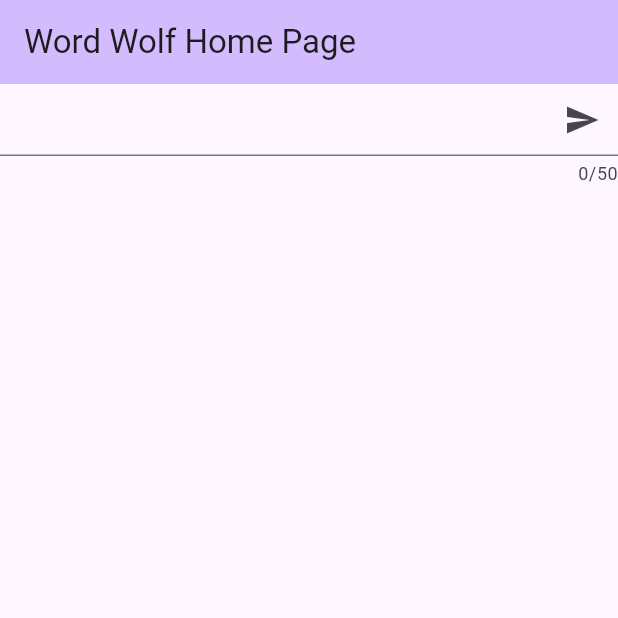
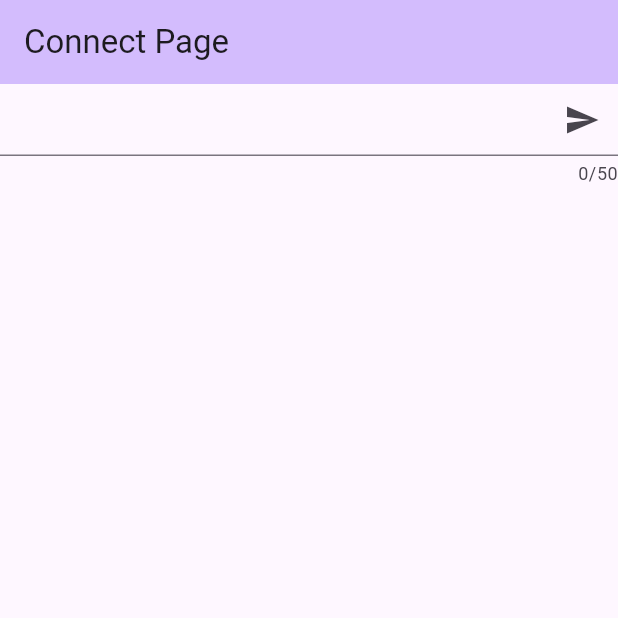
Before and after one commit to takano630/Projec_flutter, a Flutter app: the screen it shows after launch, on a phone screen of 412 x 824 dp, the top half of it. Run offline on Flutter 3.47's test engine with Material 2 defaults, Android fonts, the phone set to English and light mode, and no system bars.

Commit message:
画面遷移機能

```diff
--- /dev/null
+++ b/lib/Connect.dart
@@ -0,0 +1,90 @@
+import 'package:flutter/material.dart';
+import 'package:project_flutter/Game.dart';
+import 'dart:io';
+import 'dart:convert';
+import 'dart:async';
+
+
+Socket? socket;
+
+Future<void> connect(String ip) async {
+    try {
+      socket = await Socket.connect(ip, 1234);
+      print("connect");
+    } catch (e) {
+      throw Exception('connect error!!');
+    }
+}
+
+Socket? returnSocket() {
+  return socket;
+}
+
+Future<void> sendMessage(String message) async {
+    socket?.writeln(message);
+    print("send");
+    await Future.delayed(Duration(milliseconds: 10));
+}
+
+
+class Connect extends StatelessWidget {
+  const Connect({super.key});
+  // This widget is the root of your application.
+  @override
+  Widget build(BuildContext context) {
+    return MaterialApp(
+      title: 'Word Wolf',
+      theme: ThemeData(
+        colorScheme: ColorScheme.fromSeed(seedColor: Colors.deepPurple),
+        useMaterial3: true,
+      ),
+      home: const ConnectPage(title: 'Connect Page'),
+    );
+  }
+}
+
+class ConnectPage extends StatefulWidget {
+  const ConnectPage({super.key, required this.title});
+  final String title;
+
+  @override
+  State<ConnectPage> createState() => _ConnectPageState();
+}
+
+class _ConnectPageState extends State<ConnectPage>{
+  String ip = "";
+
+  void _sendconnect(){
+    if (ip!=""){
+      connect(ip);
+      Navigator.of(context).push(MaterialPageRoute(builder:(context) => Game(socket: returnSocket() as Socket)
+      ));
+    }
+  }
+
+  @override
+  Widget build(BuildContext context) {
+    print("connectpage");
+    return Scaffold(
+      appBar: AppBar(
+        backgroundColor: Theme.of(context).colorScheme.inversePrimary,
+        title: Text(widget.title),
+      ),
+      body: Column(
+        children: [
+          TextField(
+                maxLength: 50,
+                maxLines:1,
+                decoration: InputDecoration (
+                  suffixIcon: IconButton(
+                    onPressed: _sendconnect,
+                    icon: Icon(Icons.send),
+                  ),
+                ),
+                onChanged: (String txt)=> ip = txt,
+              ),
+        ],
+      ),
+    );
+  }
+}
--- a/lib/main.dart
+++ b/lib/main.dart
@@ -1,47 +1,10 @@
 import 'package:flutter/material.dart';
+import 'package:project_flutter/Connect.dart';
 import 'dart:io';
 import 'dart:convert';
 import 'dart:async';
 
-
-Socket? socket;
-List<String> messages = [];
-
-Future<void> connect() async {
-    try {
-      socket = await Socket.connect('10.65.231.73', 1234);
-      print("connect");
-    } catch (e) {
-      throw Exception('connect error!!');
-    }
-}
-
-Future<void> sendMessage(String message) async {
-    socket?.writeln(message);
-    print("send");
-    await Future.delayed(Duration(milliseconds: 10));
-    messages.add("you:" + message);
-}
-
-Future<void> recieveMessage() async{
-  String message;
-  socket?.listen((List<int> event) {
-      print(utf8.decode(event));
-      message = utf8.decode(event);
-      messages.add(message);
-    });
-}
-
-/*Future<void> recieveThread() async{
- Timer? timer;
-  timer = Timer.periodic(const Duration(seconds: 10), (Timer timer) {
-    recieveMessage();
-  });
-}
-*/
-
 void main() {
-  connect();
   runApp(const MyApp());
 }
 
@@ -71,57 +34,9 @@ class MyHomePage extends StatefulWidget {
   State<MyHomePage> createState() => _MyHomePageState();
 }
 
-class _MyHomePageState extends State<MyHomePage>{
-  String sendtext = "";
-  var _controller = TextEditingController();
-
-
-  void _sendrecieve() {
-    setState(() {
-      _controller.clear();
-      if (sendtext != ""){
-        sendMessage(sendtext);
-        sendtext = "";
-        print(messages);
-      }
-      recieveMessage();
-    });
-  }
-
-  void recieveThread() {
-    Timer? timer;
-    timer = Timer.periodic(const Duration(seconds: 10), (Timer timer) {
-      setState((){
-        recieveMessage();
-      });
-    });
-  }
-
+class _MyHomePageState extends State<MyHomePage> {
   @override
   Widget build(BuildContext context) {
-    recieveThread();
-    return Scaffold(
-      appBar: AppBar(
-        backgroundColor: Theme.of(context).colorScheme.inversePrimary,
-        title: Text(widget.title),
-      ),
-      body: Column(
-        children: [
-          TextField(
-                maxLength: 50,
-                maxLines:1,
-                controller: _controller,
-                decoration: InputDecoration (
-                  suffixIcon: IconButton(
-                    onPressed: _sendrecieve,
-                    icon: Icon(Icons.send),
-                  ),
-                ),
-                onChanged: (String txt)=> sendtext = txt,
-              ),
-          ...messages.map((element) => ListTile(title: Text(element))),
-        ],
-      ),
-    );
+    return Scaffold(body: Connect());
   }
 }
```
Also changed, not shown: lib/Game.dart (added, +114 -0 lines).
